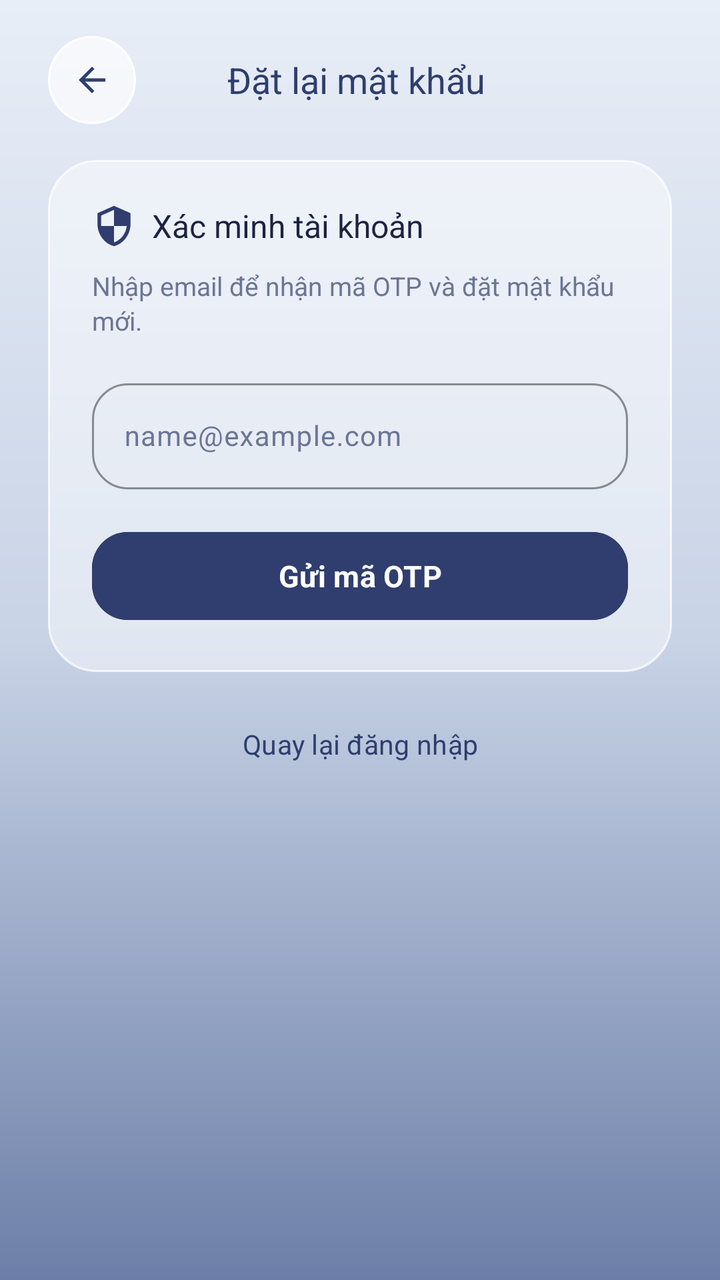
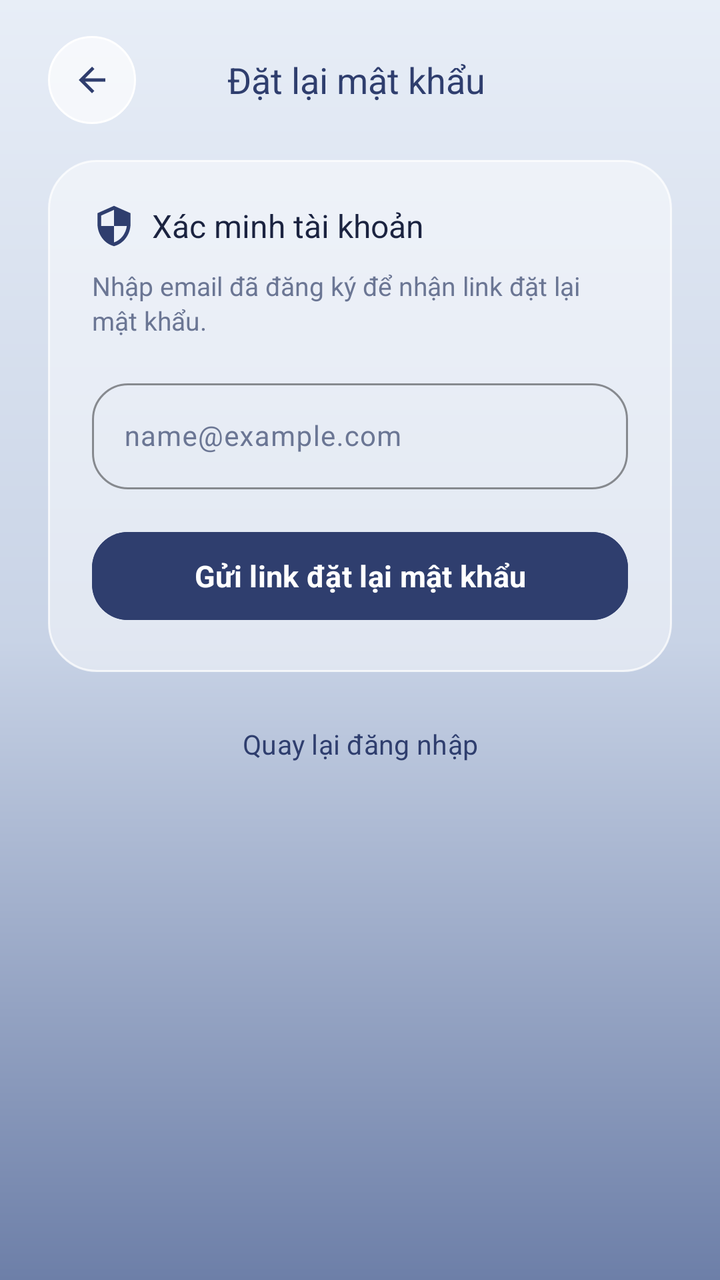

Two renders of the same Android screen: before a commit and after it. Below are the layout's source before the change and the commit's diff.
<!-- AndroidManifest.xml: application theme Theme.Final_term -->
<!-- res/layout/fragment_reset_password.xml -->
<?xml version="1.0" encoding="utf-8"?>
<ScrollView xmlns:android="http://schemas.android.com/apk/res/android"
    xmlns:app="http://schemas.android.com/apk/res-auto"
    android:layout_width="match_parent"
    android:layout_height="match_parent"
    android:background="@drawable/background_gradient"
    android:fillViewport="true">

    <LinearLayout
        android:layout_width="match_parent"
        android:layout_height="wrap_content"
        android:orientation="vertical"
        android:paddingStart="24dp"
        android:paddingTop="18dp"
        android:paddingEnd="24dp"
        android:paddingBottom="32dp">

        
        <LinearLayout
            android:layout_width="match_parent"
            android:layout_height="wrap_content"
            android:gravity="center_vertical"
            android:orientation="horizontal"
            android:paddingBottom="18dp">

            <FrameLayout
                android:id="@+id/reset_back_button"
                android:layout_width="44dp"
                android:layout_height="44dp"
                android:background="@drawable/circle_action_button"
                android:clickable="true"
                android:contentDescription="Quay lại"
                android:elevation="6dp"
                android:focusable="true">

                <ImageView
                    android:layout_width="20dp"
                    android:layout_height="20dp"
                    android:layout_gravity="center"
                    android:src="@drawable/ic_arrow_back"
                    app:tint="@color/navy" />
            </FrameLayout>

            <TextView
                android:layout_width="0dp"
                android:layout_height="wrap_content"
                android:layout_weight="1"
                android:fontFamily="sans-serif-bold"
                android:gravity="center"
                android:text="Đặt lại mật khẩu"
                android:textColor="@color/navy"
                android:textSize="18sp" />

            <Space android:layout_width="48dp" android:layout_height="1dp" />
        </LinearLayout>

        
        <LinearLayout
            android:id="@+id/reset_email_card"
            android:layout_width="match_parent"
            android:layout_height="wrap_content"
            android:background="@drawable/glass_panel_card"
            android:elevation="8dp"
            android:orientation="vertical"
            android:padding="22dp">

            <LinearLayout
                android:layout_width="match_parent"
                android:layout_height="wrap_content"
                android:gravity="center_vertical"
                android:orientation="horizontal"
                android:paddingBottom="10dp">

                <ImageView
                    android:layout_width="22dp"
                    android:layout_height="22dp"
                    android:src="@drawable/ic_shield"
                    app:tint="@color/navy" />

                <TextView
                    android:layout_width="wrap_content"
                    android:layout_height="wrap_content"
                    android:layout_marginStart="8dp"
                    android:fontFamily="sans-serif-bold"
                    android:text="Xác minh tài khoản"
                    android:textColor="@color/ink"
                    android:textSize="16sp" />
            </LinearLayout>

            <TextView
                android:layout_width="match_parent"
                android:layout_height="wrap_content"
                android:lineSpacingExtra="2dp"
                android:paddingBottom="16dp"
                android:text="Nhập email để nhận mã OTP và đặt mật khẩu mới."
                android:textColor="@color/ink_muted"
                android:textSize="13sp" />

            <com.google.android.material.textfield.TextInputLayout
                android:id="@+id/reset_email_layout"
                style="@style/Widget.Material3.TextInputLayout.OutlinedBox"
                android:layout_width="match_parent"
                android:layout_height="wrap_content"
                android:hint="@string/email_hint"
                app:boxCornerRadiusBottomEnd="18dp"
                app:boxCornerRadiusBottomStart="18dp"
                app:boxCornerRadiusTopEnd="18dp"
                app:boxCornerRadiusTopStart="18dp"
                app:boxStrokeColor="@color/navy"
                app:placeholderText="@string/email_hint">

                <com.google.android.material.textfield.TextInputEditText
                    android:id="@+id/reset_email_input"
                    android:layout_width="match_parent"
                    android:layout_height="wrap_content"
                    android:imeOptions="actionDone"
                    android:inputType="textEmailAddress"
                    android:textColor="@color/ink"
                    android:textSize="14sp" />
            </com.google.android.material.textfield.TextInputLayout>

            <com.google.android.material.button.MaterialButton
                android:id="@+id/reset_send_code_button"
                android:layout_width="match_parent"
                android:layout_height="52dp"
                android:layout_marginTop="16dp"
                android:backgroundTint="@color/navy"
                android:text="Gửi mã OTP"
                android:textColor="@color/white"
                android:textSize="15sp"
                android:textStyle="bold"
                app:cornerRadius="18dp" />
        </LinearLayout>

        
        <LinearLayout
            android:id="@+id/reset_password_card"
            android:layout_width="match_parent"
            android:layout_height="wrap_content"
            android:layout_marginTop="16dp"
            android:background="@drawable/glass_panel_card"
            android:elevation="8dp"
            android:orientation="vertical"
            android:padding="22dp"
            android:visibility="gone">

            <com.google.android.material.textfield.TextInputLayout
                android:id="@+id/reset_new_password_layout"
                style="@style/Widget.Material3.TextInputLayout.OutlinedBox"
                android:layout_width="match_parent"
                android:layout_height="wrap_content"
                android:hint="Mật khẩu mới"
                app:boxCornerRadiusBottomEnd="18dp"
                app:boxCornerRadiusBottomStart="18dp"
                app:boxCornerRadiusTopEnd="18dp"
                app:boxCornerRadiusTopStart="18dp"
                app:boxStrokeColor="@color/navy"
                app:endIconMode="password_toggle">

                <com.google.android.material.textfield.TextInputEditText
                    android:id="@+id/reset_new_password_input"
                    android:saveEnabled="false"
                    android:layout_width="match_parent"
                    android:layout_height="wrap_content"
                    android:imeOptions="actionNext"
                    android:inputType="textPassword"
                    android:textColor="@color/ink"
                    android:textSize="14sp" />
            </com.google.android.material.textfield.TextInputLayout>

            <com.google.android.material.textfield.TextInputLayout
                android:id="@+id/reset_confirm_password_layout"
                style="@style/Widget.Material3.TextInputLayout.OutlinedBox"
                android:layout_width="match_parent"
                android:layout_height="wrap_content"
                android:layout_marginTop="12dp"
                android:hint="Nhập lại mật khẩu mới"
                app:boxCornerRadiusBottomEnd="18dp"
                app:boxCornerRadiusBottomStart="18dp"
                app:boxCornerRadiusTopEnd="18dp"
                app:boxCornerRadiusTopStart="18dp"
                app:boxStrokeColor="@color/navy"
                app:endIconMode="password_toggle">

                <com.google.android.material.textfield.TextInputEditText
                    android:id="@+id/reset_confirm_password_input"
                    android:saveEnabled="false"
                    android:layout_width="match_parent"
                    android:layout_height="wrap_content"
                    android:imeOptions="actionDone"
                    android:inputType="textPassword"
                    android:textColor="@color/ink"
                    android:textSize="14sp" />
            </com.google.android.material.textfield.TextInputLayout>

            <com.google.android.material.button.MaterialButton
                android:id="@+id/reset_submit_button"
                android:layout_width="match_parent"
                android:layout_height="52dp"
                android:layout_marginTop="18dp"
                android:backgroundTint="@color/navy"
                android:text="Xác nhận đổi mật khẩu"
                android:textColor="@color/white"
                android:textSize="15sp"
                android:textStyle="bold"
                app:cornerRadius="18dp" />
        </LinearLayout>

        <TextView
            android:id="@+id/reset_error_text"
            android:layout_width="match_parent"
            android:layout_height="wrap_content"
            android:layout_marginTop="14dp"
            android:background="@drawable/badge_status_danger"
            android:padding="12dp"
            android:textColor="@color/danger"
            android:textSize="12.5sp"
            android:visibility="gone" />

        <ProgressBar
            android:id="@+id/reset_progress"
            android:layout_width="wrap_content"
            android:layout_height="wrap_content"
            android:layout_gravity="center_horizontal"
            android:layout_marginTop="14dp"
            android:indeterminateTint="@color/navy"
            android:visibility="gone" />

        <com.google.android.material.button.MaterialButton
            android:id="@+id/reset_back_to_login_button"
            style="@style/Widget.Material3.Button.TextButton"
            android:layout_width="match_parent"
            android:layout_height="wrap_content"
            android:layout_marginTop="12dp"
            android:text="Quay lại đăng nhập"
            android:textColor="@color/navy"
            android:textSize="13.5sp" />

    </LinearLayout>
</ScrollView>
<!-- resources referenced by this layout -->
<resources>
  <color name="danger">#FFD8475F</color>
  <color name="ink">#FF1B2340</color>
  <color name="ink_muted">#FF6B7694</color>
  <color name="navy">#FF2F3E6E</color>
  <color name="white">#FFFFFFFF</color>
  <!-- drawable background_gradient (drawable) -->
  <?xml version="1.0" encoding="utf-8"?>
  <shape xmlns:android="http://schemas.android.com/apk/res/android">
      <gradient
          android:angle="270"
          android:startColor="#FFE8EEF7"
          android:centerColor="#FFC8D3E6"
          android:endColor="#FF6D7FA8"
          android:type="linear" />
  </shape>
  <!-- drawable badge_status_danger (drawable) -->
  <?xml version="1.0" encoding="utf-8"?>
  <shape xmlns:android="http://schemas.android.com/apk/res/android">
      <corners android:radius="12dp" />
      <solid android:color="@color/danger_bg" />
      <stroke
          android:width="1dp"
          android:color="#4DD8475F" />
  </shape>
  <!-- drawable circle_action_button (drawable) -->
  <?xml version="1.0" encoding="utf-8"?>
  <ripple xmlns:android="http://schemas.android.com/apk/res/android"
      android:color="@color/glass_card_pressed">
      <item>
          <shape android:shape="oval">
              <solid android:color="@color/glass_circle_btn" />
              <stroke
                  android:width="1dp"
                  android:color="@color/white" />
          </shape>
      </item>
  </ripple>
  <!-- drawable glass_panel_card (drawable) -->
  <?xml version="1.0" encoding="utf-8"?>
  <ripple xmlns:android="http://schemas.android.com/apk/res/android"
      android:color="@color/glass_card_pressed">
      <item>
          <shape android:shape="rectangle">
              <corners android:radius="24dp" />
              <solid android:color="@color/glass_card" />
              <stroke
                  android:width="1dp"
                  android:color="@color/glass_border" />
          </shape>
      </item>
  </ripple>
  <!-- drawable ic_arrow_back (drawable) -->
  <vector xmlns:android="http://schemas.android.com/apk/res/android"
      android:width="24dp"
      android:height="24dp"
      android:viewportWidth="24"
      android:viewportHeight="24">
      <path
          android:fillColor="@color/ink"
          android:pathData="M20,11H7.83l5.59,-5.59L12,4l-8,8 8,8 1.41,-1.41L7.83,13H20v-2z" />
  </vector>
  <!-- drawable ic_shield (drawable) -->
  <vector xmlns:android="http://schemas.android.com/apk/res/android"
      android:width="24dp"
      android:height="24dp"
      android:viewportWidth="24"
      android:viewportHeight="24">
      <path
          android:fillColor="@color/navy"
          android:pathData="M12,1L3,5v6c0,5.55 3.84,10.74 9,12 5.16,-1.26 9,-6.45 9,-12V5l-9,-4zm0,10.99h7c-0.53,4.12 -3.28,7.79 -7,8.94V12H5V6.3l7,-3.11v8.8z" />
  </vector>
  <string name="email_hint">name@example.com</string>
  <style name="Theme.Final_term" parent="Base.Theme.Final_term" />
  <color name="danger_bg">#26D8475F</color>
  <color name="glass_card_pressed">#8AFFFFFF</color>
  <color name="glass_circle_btn">#A6FFFFFF</color>
  <color name="glass_card">#73FFFFFF</color>
  <color name="glass_border">#BFFFFFFF</color>
  <color name="slate_blue">#FF5A6C99</color>
  <color name="bg_mist">#FFF4F6FA</color>
  <color name="bg_slate_soft">#FFB9C4DC</color>
  <color name="ink_faint">#FF9AA4BC</color>
  <style name="NimbusSpinnerStyle" parent="Widget.AppCompat.Spinner">
          <item name="android:popupBackground">@drawable/bg_nimbus_dropdown_popup</item>
          <item name="android:dropDownVerticalOffset">6dp</item>
      </style>
  <color name="bg_slate">#FF8D9CC0</color>
  <!-- drawable bg_nimbus_dropdown_popup (drawable) -->
  <?xml version="1.0" encoding="utf-8"?>
  <shape xmlns:android="http://schemas.android.com/apk/res/android"
      android:shape="rectangle">
      <solid android:color="@color/glass_sheet" />
      <corners android:radius="18dp" />
      <stroke
          android:width="1dp"
          android:color="@color/glass_border" />
  </shape>
  <color name="glass_sheet">#F2FFFFFF</color>
  <!-- unchanged entries left out for length: 3 -->
</resources>

<!-- the commit's change to res/layout/fragment_reset_password.xml (unified diff, before → after) -->
@@ -92,7 +92,7 @@
                 android:layout_height="wrap_content"
                 android:lineSpacingExtra="2dp"
                 android:paddingBottom="16dp"
-                android:text="Nhập email để nhận mã OTP và đặt mật khẩu mới."
+                android:text="Nhập email đã đăng ký để nhận link đặt lại mật khẩu."
                 android:textColor="@color/ink_muted"
                 android:textSize="13sp" />
 
@@ -120,91 +120,27 @@
             </com.google.android.material.textfield.TextInputLayout>
 
             <com.google.android.material.button.MaterialButton
-                android:id="@+id/reset_send_code_button"
+                android:id="@+id/reset_send_link_button"
                 android:layout_width="match_parent"
                 android:layout_height="52dp"
                 android:layout_marginTop="16dp"
                 android:backgroundTint="@color/navy"
-                android:text="Gửi mã OTP"
+                android:text="Gửi link đặt lại mật khẩu"
                 android:textColor="@color/white"
                 android:textSize="15sp"
                 android:textStyle="bold"
                 app:cornerRadius="18dp" />
         </LinearLayout>
 
-        
-        <LinearLayout
-            android:id="@+id/reset_password_card"
+        <TextView
+            android:id="@+id/reset_confirmation"
             android:layout_width="match_parent"
             android:layout_height="wrap_content"
-            android:layout_marginTop="16dp"
-            android:background="@drawable/glass_panel_card"
-            android:elevation="8dp"
-            android:orientation="vertical"
-            android:padding="22dp"
-            android:visibility="gone">
-
-            <com.google.android.material.textfield.TextInputLayout
-                android:id="@+id/reset_new_password_layout"
-                style="@style/Widget.Material3.TextInputLayout.OutlinedBox"
-                android:layout_width="match_parent"
-                android:layout_height="wrap_content"
-                android:hint="Mật khẩu mới"
-                app:boxCornerRadiusBottomEnd="18dp"
-                app:boxCornerRadiusBottomStart="18dp"
-                app:boxCornerRadiusTopEnd="18dp"
-                app:boxCornerRadiusTopStart="18dp"
-                app:boxStrokeColor="@color/navy"
-                app:endIconMode="password_toggle">
-
-                <com.google.android.material.textfield.TextInputEditText
-                    android:id="@+id/reset_new_password_input"
-                    android:saveEnabled="false"
-                    android:layout_width="match_parent"
-                    android:layout_height="wrap_content"
-                    android:imeOptions="actionNext"
-                    android:inputType="textPassword"
-                    android:textColor="@color/ink"
-                    android:textSize="14sp" />
-            </com.google.android.material.textfield.TextInputLayout>
-
-            <com.google.android.material.textfield.TextInputLayout
-                android:id="@+id/reset_confirm_password_layout"
-                style="@style/Widget.Material3.TextInputLayout.OutlinedBox"
-                android:layout_width="match_parent"
-                android:layout_height="wrap_content"
-                android:layout_marginTop="12dp"
-                android:hint="Nhập lại mật khẩu mới"
-                app:boxCornerRadiusBottomEnd="18dp"
-                app:boxCornerRadiusBottomStart="18dp"
-                app:boxCornerRadiusTopEnd="18dp"
-                app:boxCornerRadiusTopStart="18dp"
-                app:boxStrokeColor="@color/navy"
-                app:endIconMode="password_toggle">
-
-                <com.google.android.material.textfield.TextInputEditText
-                    android:id="@+id/reset_confirm_password_input"
-                    android:saveEnabled="false"
-                    android:layout_width="match_parent"
-                    android:layout_height="wrap_content"
-                    android:imeOptions="actionDone"
-                    android:inputType="textPassword"
-                    android:textColor="@color/ink"
-                    android:textSize="14sp" />
-            </com.google.android.material.textfield.TextInputLayout>
-
-            <com.google.android.material.button.MaterialButton
-                android:id="@+id/reset_submit_button"
-                android:layout_width="match_parent"
-                android:layout_height="52dp"
-                android:layout_marginTop="18dp"
-                android:backgroundTint="@color/navy"
-                android:text="Xác nhận đổi mật khẩu"
-                android:textColor="@color/white"
-                android:textSize="15sp"
-                android:textStyle="bold"
-                app:cornerRadius="18dp" />
-        </LinearLayout>
+            android:layout_marginTop="12dp"
+            android:accessibilityLiveRegion="polite"
+            android:text="Nếu email này đã đăng ký, bạn sẽ nhận được link đặt lại mật khẩu. Mở link trên điện thoại này để quay lại Nimbus Bank."
+            android:textColor="@color/ink"
+            android:visibility="gone" />
 
         <TextView
             android:id="@+id/reset_error_text"
